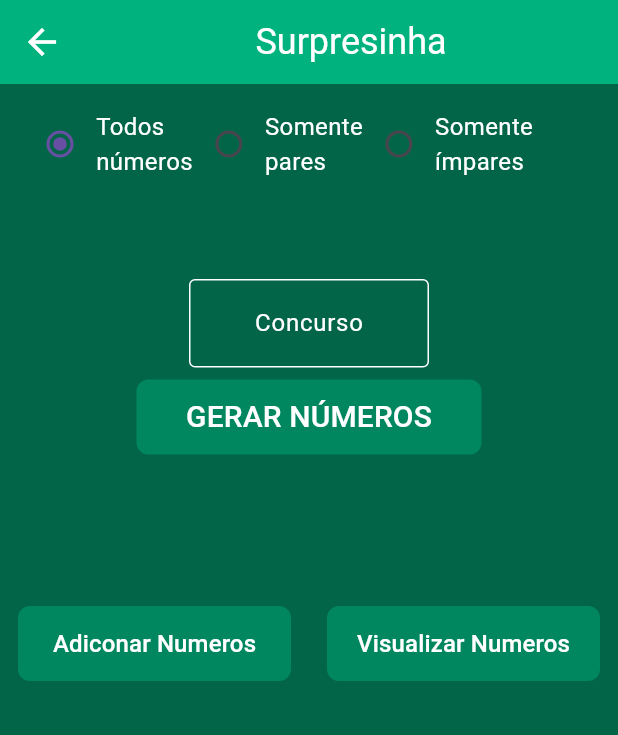
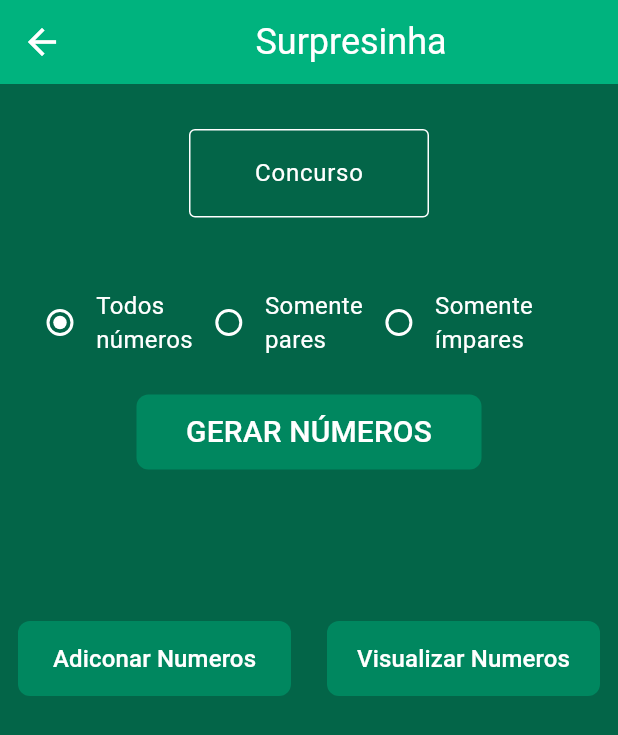
Before and after one commit to marceloboas10/loteca_sena, a Flutter app: the screen it shows after launch, after a tap on "Surpresinha", on a phone screen of 412 x 824 dp. Shown: the top 735 px of the screen. Run offline on Flutter 3.47's test engine with Material 3 defaults, Android fonts, the phone set to English and light mode, and no system bars; our stand-ins replace font_awesome_flutter, sqflite; accounts and stored records are empty; network calls fail.

Commit message:
subindo github

```diff
--- a/lib/app/pages/home/home_page.dart
+++ b/lib/app/pages/home/home_page.dart
@@ -13,16 +13,23 @@ class _HomePageState extends State<HomePage> {
   @override
   Widget build(BuildContext context) {
     return Scaffold(
-      appBar: AppBar(
-        title: const Text('Mega da Sorte'),
+      appBar: PreferredSize(
+        preferredSize: const Size.fromHeight(90),
+        child: AppBar(
+          centerTitle: false,
+          title: const Text('Olá\nBoa sorte'),
+        ),
       ),
       body: Padding(
         padding: const EdgeInsets.all(16),
         child: Column(
           children: [
+            const SizedBox(
+              height: 40,
+            ),
             const AcessoRapido(),
             const SizedBox(
-              height: 30,
+              height: 60,
             ),
             UltimoSorteio(),
           ],
--- a/lib/app/pages/home/surpresinha_page.dart
+++ b/lib/app/pages/home/surpresinha_page.dart
@@ -45,9 +45,14 @@ class _HomePageState extends State<SurpresinhaPage> {
           ),
         ),
       ),
-      body: Center(
+      body: SingleChildScrollView(
+        child: Center(
           child: Column(
             children: [
+              Padding(
+                padding: const EdgeInsets.only(top: 30, bottom: 30),
+                child: ConcursoLabelWidget(numeroConcurso: concurso),
+              ),
               Padding(
                 padding: const EdgeInsets.all(8.0),
                 child: Container(
@@ -59,6 +64,8 @@ class _HomePageState extends State<SurpresinhaPage> {
                           Radio(
                             value: options[0],
                             groupValue: isSelected,
+                            fillColor:
+                                const WidgetStatePropertyAll(Colors.white),
                             onChanged: (value) {
                               setState(() {
                                 isSelected = value.toString();
@@ -76,6 +83,8 @@ class _HomePageState extends State<SurpresinhaPage> {
                           Radio(
                             value: options[1],
                             groupValue: isSelected,
+                            fillColor:
+                                const WidgetStatePropertyAll(Colors.white),
                             onChanged: (value) {
                               setState(() {
                                 isSelected = value.toString();
@@ -93,6 +102,9 @@ class _HomePageState extends State<SurpresinhaPage> {
                           Radio(
                             value: options[2],
                             groupValue: isSelected,
+                            activeColor: Colors.white,
+                            fillColor:
+                                const WidgetStatePropertyAll(Colors.white),
                             onChanged: (value) {
                               setState(() {
                                 isSelected = value.toString();
@@ -108,10 +120,6 @@ class _HomePageState extends State<SurpresinhaPage> {
                     ],
                   ),
                 ),
-            ),
-            Padding(
-              padding: const EdgeInsets.only(top: 50),
-              child: ConcursoLabelWidget(numeroConcurso: concurso),
               ),
               TextButton(
                 onPressed: () {
@@ -302,6 +310,7 @@ class _HomePageState extends State<SurpresinhaPage> {
             ],
           ),
         ),
+      ),
     );
   }
 }
--- a/lib/main.dart
+++ b/lib/main.dart
@@ -31,6 +31,7 @@ class _LoteriaState extends State<Loteria> {
           ),
           scaffoldBackgroundColor: const Color(0xFF036548),
           useMaterial3: true),
-        home: const HomePage(),);
+      home: const HomePage(),
+    );
   }
 }
```
Also changed, not shown: 4 other files. Lines whose indentation alone changed are shown as unchanged.
